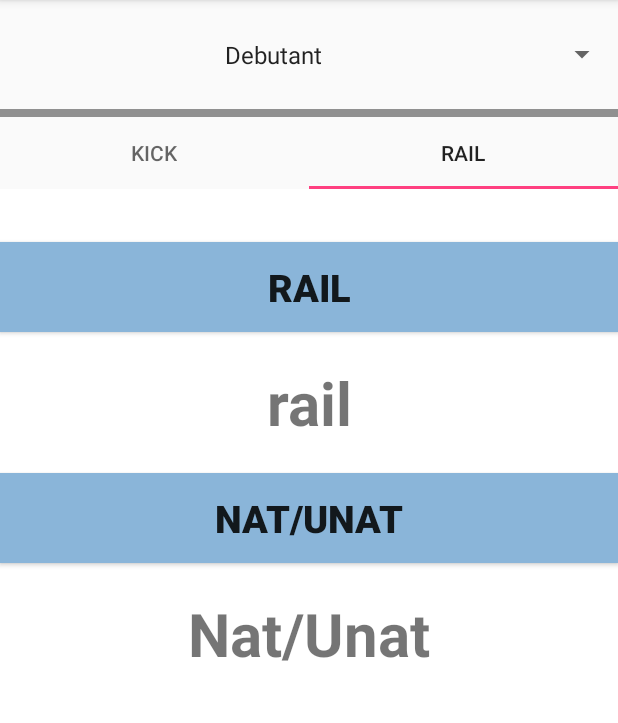
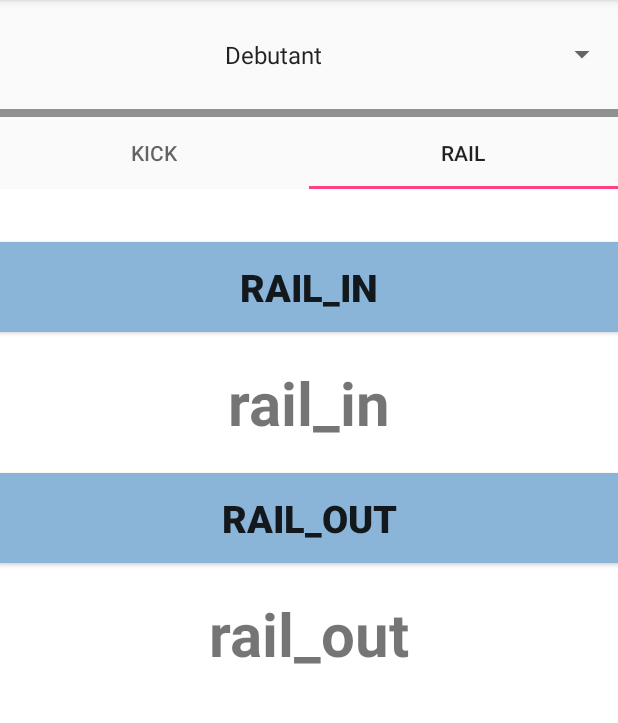
Before and after one commit to Lucidarme/Freescred, an Android app: the KickFragment screen opened directly, with no data from a screen before it, tab 2 chosen, on a phone screen of 412 x 824 dp, the part 84-807 px from its top. Run offline under Robolectric (Android 15) with nearby library versions, the light colour scheme and no system bars.

Commit message:
Rail fonctionnel, faut coder les exceptions genre : 180in 45back...

```diff
--- a/app/src/main/java/com/gangscred/freescred/Debutant.java
+++ b/app/src/main/java/com/gangscred/freescred/Debutant.java
@@ -50,9 +50,12 @@ public class Debutant{
 
     String out_switch;
     String out_forward;
-    String out_27;
-    String out_45;
-    String out_63;
+    String out_27front;
+    String out_27back;
+    String out_45front;
+    String out_45back;
+    String out_63front;
+    String out_63back;
     String out_misty;
 
     String on_frontswap;
@@ -72,7 +75,8 @@ public class Debutant{
         grab_safety=context.getResources().getString(R.string.grab_safety);
         in_90=context.getResources().getString(R.string.in_90);
         in_180=context.getResources().getString(R.string.in_180);
-        out_27=context.getResources().getString(R.string.out_27);
+        out_27front =context.getResources().getString(R.string.out_27front);
+        out_27back =context.getResources().getString(R.string.out_27back);
         out_switch=context.getResources().getString(R.string.out_switch);
         out_forward=context.getResources().getString(R.string.out_forward);
 
@@ -91,7 +95,9 @@ public class Debutant{
         rail_in.add(in_180);
         rail_out.add(out_switch);
         rail_out.add(out_forward);
-        rail_out.add(out_27);
+        rail_out.add(out_27front);
+        rail_out.add(out_27back);
+
 
 
 
@@ -155,12 +161,36 @@ public class Debutant{
         }
         return s_grab;
     }
-
-    public String Rail(){
+    String rail_in_mem="";
+    String rail_out_mem="";
+    public String[] Rail(){
+        String s1="";
+        String s2="";
+        String s_in_final="";
+        String s_out_final="";
         String s_in = rail_in.get((int) (Math.random() * rail_in.size()));
         String s_out = rail_out.get((int) (Math.random() * rail_out.size()));
-        String s_final="";
-        s_final=s_in + " "+s_out;
-        return (s_final);
+        while (s1!=s_in) {
+            if (rail_in_mem!=s_in) {
+                s1 = s_in;
+                rail_in_mem = s1;
+                s_in_final=s1;
+            } else {
+                s_in = rail_in.get((int) (Math.random() *rail_in.size()));
+            }
+        }
+        while (s2!=s_out) {
+            if (rail_out_mem!=s_out) {
+                s2 = s_out;
+                rail_out_mem = s2;
+                s_out_final=s2;
+            } else {
+                s_out = rail_out.get((int) (Math.random() *rail_out.size()));
+            }
+        }
+        String[] arr = new String[2];
+        arr[0] = s_in_final;
+        arr[1] = s_out_final;
+        return arr;
     }
 }
--- a/app/src/main/java/com/gangscred/freescred/Expert.java
+++ b/app/src/main/java/com/gangscred/freescred/Expert.java
@@ -62,9 +62,12 @@ public class Expert {
 
     String out_switch;
     String out_forward;
-    String out_27;
-    String out_45;
-    String out_63;
+    String out_27front;
+    String out_27back;
+    String out_45front;
+    String out_45back;
+    String out_63front;
+    String out_63back;
     String out_misty;
 
     String on_frontswap;
@@ -114,10 +117,14 @@ public class Expert {
         in_180=context.getResources().getString(R.string.in_180);
         in_27=context.getResources().getString(R.string.in_27);
         in_45=context.getResources().getString(R.string.in_45);
+        in_onefoot=context.getResources().getString(R.string.in_onefoot);
 
-        out_27=context.getResources().getString(R.string.out_27);
-        out_45=context.getResources().getString(R.string.out_45);
-        out_63=context.getResources().getString(R.string.out_63);
+        out_27front =context.getResources().getString(R.string.out_27front);
+        out_27back =context.getResources().getString(R.string.out_27back);
+        out_45front =context.getResources().getString(R.string.out_45front);
+        out_45back =context.getResources().getString(R.string.out_45back);
+        out_63front =context.getResources().getString(R.string.out_63front);
+        out_63back =context.getResources().getString(R.string.out_63back);
         out_switch=context.getResources().getString(R.string.out_switch);
         out_forward=context.getResources().getString(R.string.out_forward);
         out_misty=context.getResources().getString(R.string.out_misty);
@@ -162,12 +169,16 @@ public class Expert {
         rail_in.add(in_90);
         rail_in.add(in_27);
         rail_in.add(in_45);
+        rail_in.add(in_onefoot);
 
         rail_out.add(out_switch);
         rail_out.add(out_forward);
-        rail_out.add(out_27);
-        rail_out.add(out_45);
-        rail_out.add(out_63);
+        rail_out.add(out_27front);
+        rail_out.add(out_45front);
+        rail_out.add(out_63front);
+        rail_out.add(out_27back);
+        rail_out.add(out_45back);
+        rail_out.add(out_63back);
         rail_out.add(out_misty);
 
         rail_on.add(on_backswap);
@@ -237,11 +248,36 @@ public class Expert {
         }
         return(s_grab);
     }
-    public String Rail(){
+    String rail_in_mem="";
+    String rail_out_mem="";
+    public String[] Rail(){
+        String s1="";
+        String s2="";
+        String s_in_final="";
+        String s_out_final="";
         String s_in = rail_in.get((int) (Math.random() * rail_in.size()));
         String s_out = rail_out.get((int) (Math.random() * rail_out.size()));
-        String s_final="";
-        s_final=s_in + " "+s_out;
-        return (s_final);
+        while (s1!=s_in) {
+            if (rail_in_mem!=s_in) {
+                s1 = s_in;
+                rail_in_mem = s1;
+                s_in_final=s1;
+            } else {
+                s_in = rail_in.get((int) (Math.random() *rail_in.size()));
+            }
+        }
+        while (s2!=s_out) {
+            if (rail_out_mem!=s_out) {
+                s2 = s_out;
+                rail_out_mem = s2;
+                s_out_final=s2;
+            } else {
+                s_out = rail_out.get((int) (Math.random() *rail_out.size()));
+            }
+        }
+        String[] arr = new String[2];
+        arr[0] = s_in_final;
+        arr[1] = s_out_final;
+        return arr;
     }
 }
--- a/app/src/main/java/com/gangscred/freescred/Intermediaire.java
+++ b/app/src/main/java/com/gangscred/freescred/Intermediaire.java
@@ -53,28 +53,32 @@ public class Intermediaire{
     String in_27;
     String in_180;
     String in_45;
-    String in_63;
+
 
     String out_switch;
     String out_forward;
-    String out_27;
-    String out_45;
-    String out_63;
-    String out_misty;
+    String out_27front;
+    String out_27back;
+    String out_45front;
+    String out_45back;
+
 
     String on_frontswap;
     String on_backswap;
-    String on_frontswap360;
-    String on_backswap360;
+
     public Intermediaire(Context context){
         this.context=context;
         //RAIL
         in_90=context.getResources().getString(R.string.in_90);
         in_180=context.getResources().getString(R.string.in_180);
         in_27=context.getResources().getString(R.string.in_27);
+        in_onefoot=context.getResources().getString(R.string.in_onefoot);
 
-        out_27=context.getResources().getString(R.string.out_27);
-        out_45=context.getResources().getString(R.string.out_45);
+
+        out_27front =context.getResources().getString(R.string.out_27front);
+        out_27back =context.getResources().getString(R.string.out_27back);
+        out_45front =context.getResources().getString(R.string.out_45front);
+        out_45back =context.getResources().getString(R.string.out_45back);
         out_switch=context.getResources().getString(R.string.out_switch);
         out_forward=context.getResources().getString(R.string.out_forward);
         on_frontswap=context.getResources().getString(R.string.on_frontswap);
@@ -134,12 +138,15 @@ public class Intermediaire{
         rail_in.add(in_90);
         rail_in.add(in_27);
         rail_in.add(in_45);
+        rail_in.add(in_onefoot);
 
         rail_out.add(out_switch);
         rail_out.add(out_forward);
-        rail_out.add(out_27);
-        rail_out.add(out_45);
-        rail_out.add(out_63);
+        rail_out.add(out_27front);
+        rail_out.add(out_45front);
+        rail_out.add(out_27back);
+        rail_out.add(out_45back);
+
 
         rail_on.add(on_backswap);
         rail_on.add(on_frontswap);
@@ -205,14 +212,37 @@ public class Intermediaire{
             }
             return s_grab;
         }
-    public String Rail(){
+    String rail_in_mem="";
+    String rail_out_mem="";
+    public String[] Rail(){
+        String s1="";
+        String s2="";
+        String s_in_final="";
+        String s_out_final="";
         String s_in = rail_in.get((int) (Math.random() * rail_in.size()));
         String s_out = rail_out.get((int) (Math.random() * rail_out.size()));
-        String s_final="";
-        s_final=s_in + " "+s_out;
-        return (s_final);
+        while (s1!=s_in) {
+            if (rail_in_mem!=s_in) {
+                s1 = s_in;
+                rail_in_mem = s1;
+                s_in_final=s1;
+            } else {
+                s_in = rail_in.get((int) (Math.random() *rail_in.size()));
+            }
+        }
+
+        while (s2!=s_out) {
+            if (rail_out_mem!=s_out) {
+                s2 = s_out;
+                rail_out_mem = s2;
+                s_out_final=s2;
+            } else {
+                s_out = rail_out.get((int) (Math.random() *rail_out.size()));
+            }
+        }
+        String[] arr = new String[2];
+        arr[0] = s_in_final;
+        arr[1] = s_out_final;
+        return arr;
     }
-
-
-
 }
--- a/app/src/main/java/com/gangscred/freescred/MainActivity.java
+++ b/app/src/main/java/com/gangscred/freescred/MainActivity.java
@@ -42,99 +42,5 @@ public class MainActivity extends AppCompatActivity {
         return spinner_list_level;
     }
 
- /*   Button but_trick;
-    Button but_grab;
-    TextView text_trick;
-    TextView text_grab;
-    private Spinner spinner_list_level=null;
 
-    //On crée nos 3 objets contenant les listes des différents niveaux
-    Debutant Deb;
-    Intermediaire Inter;
-    Expert Exp;
-
-    @Override
-    protected void onCreate(Bundle savedInstanceState) {
-        super.onCreate(savedInstanceState);
-        setContentView(R.layout.activity_main);
-        Deb= new Debutant(this);
-        Inter=new Intermediaire(this);
-        Exp=new Expert(this);
-        //Declaration du spinner level.
-        spinner_list_level=(Spinner) findViewById(R.id.spinner_level);
-       // level= spinner_list_level.getSelectedItem().toString();
-        spinner_list_level.setOnItemSelectedListener(new AdapterView.OnItemSelectedListener() {
-            @Override
-            public void onItemSelected(AdapterView<?> parent, View view, int position, long id) {
-
-            }
-
-            @Override
-            public void onNothingSelected(AdapterView<?> parent) {
-
-            }
-        });
-
-        //On définit nos boutons, text
-
-        but_trick = (Button) findViewById(R.id.trick);
-        but_grab = (Button) findViewById(R.id.grab);
-        text_trick = (TextView) findViewById(R.id.text_trick);
-        text_grab = (TextView) findViewById(R.id.text_grab);
-
-        //évènements
-        but_trick.setOnClickListener(new View.OnClickListener() {
-            @Override
-            public void onClick(View v) {
-
-                String trick_Deb="";
-                String trick_Inter="";
-                String trick_Exp="";
-                if (spinner_list_level.getSelectedItem().toString().equals("Debutant")){
-                    trick_Deb=Deb.Trick();
-                    text_trick.setText(trick_Deb);
-                    }
-                else{
-                    if (spinner_list_level.getSelectedItem().toString().equals("Intermediaire")){
-                        trick_Inter=Inter.Trick();
-                        text_trick.setText(trick_Inter);
-                    }
-                    else{
-                        trick_Exp=Exp.Trick();
-                        text_trick.setText(trick_Exp);
-                    }
-
-                }
-
-            }
-        });
-
-        but_grab.setOnClickListener(new View.OnClickListener() {
-            @Override
-            public void onClick(View v) {
-                String grab_Deb;
-                String grab_Inter;
-                String grab_Exp;
-                if (spinner_list_level.getSelectedItem().toString().equals("Debutant")){
-                   //DEBUTANT
-                    grab_Deb=Deb.Grab();
-                    text_grab.setText(grab_Deb);
-                }
-                else{
-                    if (spinner_list_level.getSelectedItem().toString().equals("Intermediaire")){
-                        //INTERMEDIAIRE
-                        grab_Inter=Inter.Grab();
-                        text_grab.setText(grab_Inter);
-                    }
-                    else{
-                       //EXPERT
-                        grab_Exp=Exp.Grab();
-                        text_grab.setText(grab_Exp);
-                    }
-
-                }
-
-            }
-        });
-    } */
 }
--- a/app/src/main/java/com/gangscred/freescred/RailFragment.java
+++ b/app/src/main/java/com/gangscred/freescred/RailFragment.java
@@ -17,10 +17,10 @@ public class RailFragment extends Fragment {
     Debutant Deb;
     Intermediaire Inter;
     Expert Exp;
-    Button but_rail;
-    Button but_wayrotation;
-    TextView text_rail;
-    TextView text_wayrotation;
+    Button but_rail_in;
+    Button but_rail_out;
+    TextView text_rail_in;
+    TextView text_rail_out;
 
     MainActivity myActivity = null;
 
@@ -49,33 +49,71 @@ public class RailFragment extends Fragment {
         Inter=new Intermediaire(this.getContext());
         Exp=new Expert(this.getContext());
 
-        but_rail = (Button) view.findViewById(R.id.rail);
-        text_rail = (TextView) view.findViewById(R.id.text_rail);
-        but_wayrotation=(Button) view.findViewById(R.id.way_rotation);
-        text_wayrotation= (TextView) view.findViewById(R.id.text_wayrotation);
+        but_rail_in = (Button) view.findViewById(R.id.rail_in);
+        text_rail_in = (TextView) view.findViewById(R.id.text_rail_in);
+        but_rail_out =(Button) view.findViewById(R.id.rail_out);
+        text_rail_out = (TextView) view.findViewById(R.id.text_rail_out);
 
 
-        but_rail.setOnClickListener(new View.OnClickListener() {
-            String rail_Deb;
-            String rail_Inter;
-            String rail_Exp;
+        but_rail_in.setOnClickListener(new View.OnClickListener() {
+            String rail_in_Deb;
+            String rail_in_Inter;
+            String rail_in_Exp;
+            String[] arr;
+
             @Override
             public void onClick(View v) {
 
 
                 Spinner spinner_list_level = myActivity.getSpinnerLevel();
                 if (spinner_list_level.getSelectedItem().toString().equals("Debutant")){
-                    rail_Deb=Deb.Rail();
-                    text_rail.setText(rail_Deb);
+                    arr=Deb.Rail();
+                    rail_in_Deb =arr[0];
+                    text_rail_in.setText(rail_in_Deb);
+
                 }
                 else{
                     if (spinner_list_level.getSelectedItem().toString().equals("Intermediaire")){
-                        rail_Inter=Inter.Rail();
-                        text_rail.setText(rail_Inter);
+                        arr=Inter.Rail();
+                        rail_in_Inter =arr[0];
+                        text_rail_in.setText(rail_in_Inter);
                     }
                     else{
-                        rail_Exp=Exp.Rail();
-                        text_rail.setText(rail_Exp);
+                        arr=Exp.Rail();
+                        rail_in_Exp =arr[0];
+                        text_rail_in.setText(rail_in_Exp);
+                    }
+
+                }
+
+            }
+        });
+        but_rail_out.setOnClickListener(new View.OnClickListener() {
+            String rail_out_Deb;
+            String rail_out_Inter;
+            String rail_out_Exp;
+            String[] arr;
+
+            @Override
+            public void onClick(View v) {
+
+
+                Spinner spinner_list_level = myActivity.getSpinnerLevel();
+                if (spinner_list_level.getSelectedItem().toString().equals("Debutant")){
+                    arr=Deb.Rail();
+                    rail_out_Deb=arr[1];
+                    text_rail_out.setText(rail_out_Deb);
+                }
+                else{
+                    if (spinner_list_level.getSelectedItem().toString().equals("Intermediaire")){
+                        arr=Inter.Rail();
+                        rail_out_Inter=arr[1];
+                        text_rail_out.setText(rail_out_Inter);
+                    }
+                    else{
+                        arr=Exp.Rail();
+                        rail_out_Exp=arr[1];
+                        text_rail_out.setText(rail_out_Exp);
                     }
 
                 }
--- a/app/src/main/res/layout/fragment_rail.xml
+++ b/app/src/main/res/layout/fragment_rail.xml
@@ -5,20 +5,20 @@
 
 
     <Button
-        android:id="@+id/rail"
+        android:id="@+id/rail_in"
         android:layout_width="match_parent"
         android:layout_height="60dp"
-        android:text ="Rail"
+        android:text ="Rail_in"
         android:textStyle="bold"
         android:textSize="25sp"
         android:layout_marginTop="35dp"
         android:background="#8AB5D9"/>
 
     <TextView
-        android:id="@+id/text_rail"
+        android:id="@+id/text_rail_in"
         android:layout_width="match_parent"
         android:layout_height="wrap_content"
-        android:text="@string/text_rail"
+        android:text="@string/text_rail_in"
         android:layout_marginTop="20dp"
         android:gravity="center"
         android:textSize="40sp"
@@ -26,10 +26,10 @@
         />
 
     <Button
-        android:id="@+id/way_rotation"
+        android:id="@+id/rail_out"
         android:layout_width="match_parent"
         android:layout_height="60dp"
-        android:text ="Nat/Unat"
+        android:text ="Rail_out"
         android:textStyle="bold"
         android:textSize="25sp"
         android:layout_marginTop="20dp"
@@ -38,10 +38,10 @@
 
 
     <TextView
-        android:id="@+id/text_wayrotation"
+        android:id="@+id/text_rail_out"
         android:layout_width="match_parent"
         android:layout_height="wrap_content"
-        android:text="@string/text_wayrotation"
+        android:text="@string/text_rail_out"
         android:layout_marginTop="20dp"
         android:gravity="center"
         android:textSize="40sp"
--- a/app/src/main/res/values/strings.xml
+++ b/app/src/main/res/values/strings.xml
@@ -2,8 +2,8 @@
     <string name="app_name">Freescred</string>
     <string name="text_trick">trick</string>
     <string name="text_grab">grab</string>
-    <string name="text_rail">rail</string>
-    <string name="text_wayrotation">Nat/Unat</string>
+    <string name="text_rail_in">rail_in</string>
+    <string name="text_rail_out">rail_out</string>
     <string name="level_prompt">Choisissez votre niveau</string>
     <!-- ROTATION -->
     <string name="rot_0">0</string>
@@ -38,7 +38,7 @@
     <string name="trick_droit"></string>
 
     <string name="in_180">180in</string>
-    <string name="in_90"></string>
+    <string name="in_90">90in</string>
     <string name="in_27">27in</string>
     <string name="in_onefoot">one foot</string>
     <string name="in_45">45in</string>
@@ -52,9 +52,13 @@
 
     <string name="out_switch">switch</string>
     <string name="out_forward">forward</string>
-    <string name="out_27">27out</string>
-    <string name="out_45">45out</string>
-    <string name="out_63">63out</string>
+    <string name="out_27back">27 back</string>
+    <string name="out_27front">27 front</string>
+    <string name="out_45back">45 back</string>
+    <string name="out_45front">45 front</string>
+    <string name="out_63back">63 back</string>
+    <string name="out_63front">63 front</string>
+
     <string name="out_misty">misty out</string>
     <string name="out_rodeo">rodeo out</string>
     <string-array name="level">
```
